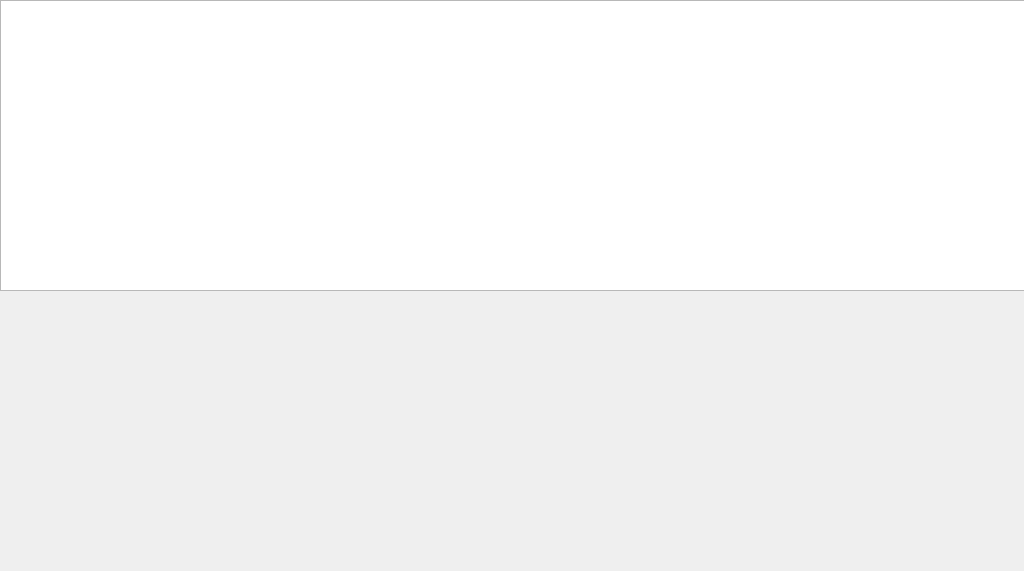
First picture: the form in taigoo/requirement.ui, repository bladeath860620/QT, before the edit.
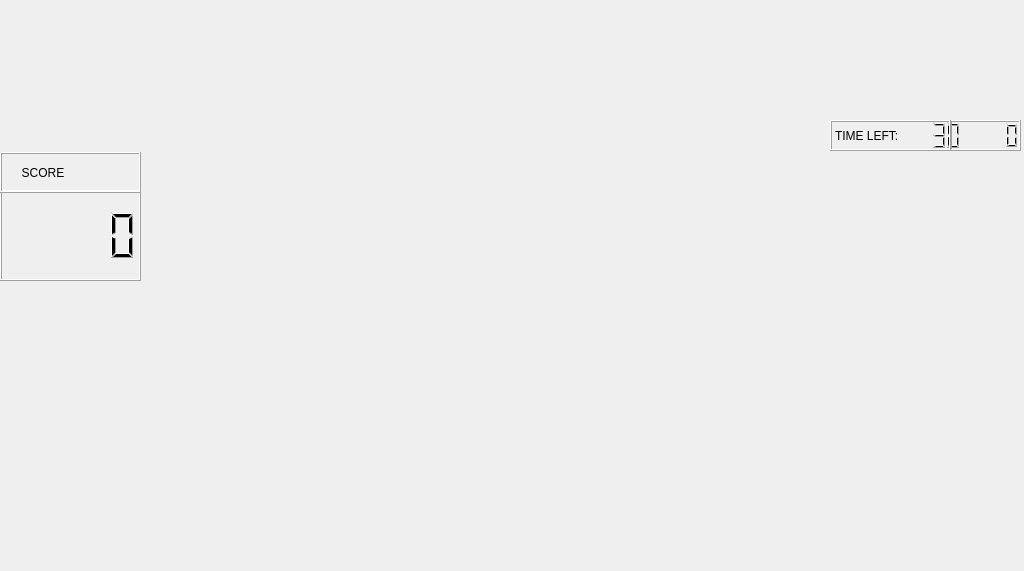
Second picture: the form after the edit. Icons and pictures are not drawn.

Patch:
```diff
--- a/taigoo/requirement.ui
+++ b/taigoo/requirement.ui
@@ -73,6 +73,9 @@
       <height>291</height>
      </rect>
     </property>
+    <property name="styleSheet">
+     <string notr="true">background-color: rgba(255, 255, 255, 0);</string>
+    </property>
     <property name="verticalScrollBarPolicy">
      <enum>Qt::ScrollBarAlwaysOff</enum>
     </property>
@@ -102,10 +105,152 @@
      <number>30</number>
     </property>
    </widget>
+   <widget class="QLCDNumber" name="lcdNumber_2">
+    <property name="geometry">
+     <rect>
+      <x>950</x>
+      <y>120</y>
+      <width>71</width>
+      <height>31</height>
+     </rect>
+    </property>
+    <property name="styleSheet">
+     <string notr="true">background-image: url(:/bg/image/bg/yellow.png);</string>
+    </property>
+   </widget>
+   <widget class="QLCDNumber" name="lcdNumber_3">
+    <property name="geometry">
+     <rect>
+      <x>0</x>
+      <y>190</y>
+      <width>141</width>
+      <height>91</height>
+     </rect>
+    </property>
+    <property name="styleSheet">
+     <string notr="true">background-image: url(:/bg/image/bg/yellow.png);</string>
+    </property>
+   </widget>
+   <widget class="QLabel" name="label_3">
+    <property name="geometry">
+     <rect>
+      <x>830</x>
+      <y>120</y>
+      <width>121</width>
+      <height>31</height>
+     </rect>
+    </property>
+    <property name="styleSheet">
+     <string notr="true">background-image: url(:/bg/image/bg/yellow.png);</string>
+    </property>
+    <property name="frameShape">
+     <enum>QFrame::Box</enum>
+    </property>
+    <property name="frameShadow">
+     <enum>QFrame::Raised</enum>
+    </property>
+    <property name="text">
+     <string>TIME LEFT:</string>
+    </property>
+   </widget>
+   <widget class="QLabel" name="label_4">
+    <property name="geometry">
+     <rect>
+      <x>262</x>
+      <y>150</y>
+      <width>111</width>
+      <height>111</height>
+     </rect>
+    </property>
+    <property name="styleSheet">
+     <string notr="true">background-image: url(:/music/image/music/hitbox.png);</string>
+    </property>
+    <property name="text">
+     <string/>
+    </property>
+   </widget>
+   <widget class="QLabel" name="label_5">
+    <property name="geometry">
+     <rect>
+      <x>0</x>
+      <y>152</y>
+      <width>141</width>
+      <height>41</height>
+     </rect>
+    </property>
+    <property name="styleSheet">
+     <string notr="true">background-image: url(:/bg/image/bg/yellow.png);</string>
+    </property>
+    <property name="frameShape">
+     <enum>QFrame::Box</enum>
+    </property>
+    <property name="frameShadow">
+     <enum>QFrame::Raised</enum>
+    </property>
+    <property name="text">
+     <string>     SCORE</string>
+    </property>
+   </widget>
+   <widget class="QLabel" name="label_6">
+    <property name="geometry">
+     <rect>
+      <x>150</x>
+      <y>165</y>
+      <width>101</width>
+      <height>61</height>
+     </rect>
+    </property>
+    <property name="styleSheet">
+     <string notr="true">background-image: url(:/music/image/music/good.png);</string>
+    </property>
+    <property name="text">
+     <string/>
+    </property>
+   </widget>
+   <widget class="QLabel" name="label_7">
+    <property name="geometry">
+     <rect>
+      <x>150</x>
+      <y>170</y>
+      <width>103</width>
+      <height>61</height>
+     </rect>
+    </property>
+    <property name="styleSheet">
+     <string notr="true">background-image: url(:/music/image/music/normal.png);</string>
+    </property>
+    <property name="text">
+     <string/>
+    </property>
+   </widget>
+   <widget class="QLabel" name="label_8">
+    <property name="geometry">
+     <rect>
+      <x>150</x>
+      <y>170</y>
+      <width>103</width>
+      <height>51</height>
+     </rect>
+    </property>
+    <property name="styleSheet">
+     <string notr="true">background-image: url(:/music/image/music/bad.png);</string>
+    </property>
+    <property name="text">
+     <string/>
+    </property>
+   </widget>
    <zorder>label</zorder>
    <zorder>label_2</zorder>
    <zorder>lcdNumber</zorder>
    <zorder>graphicsView</zorder>
+   <zorder>lcdNumber_2</zorder>
+   <zorder>lcdNumber_3</zorder>
+   <zorder>label_3</zorder>
+   <zorder>label_4</zorder>
+   <zorder>label_5</zorder>
+   <zorder>label_6</zorder>
+   <zorder>label_7</zorder>
+   <zorder>label_8</zorder>
   </widget>
  </widget>
  <resources/>
```
